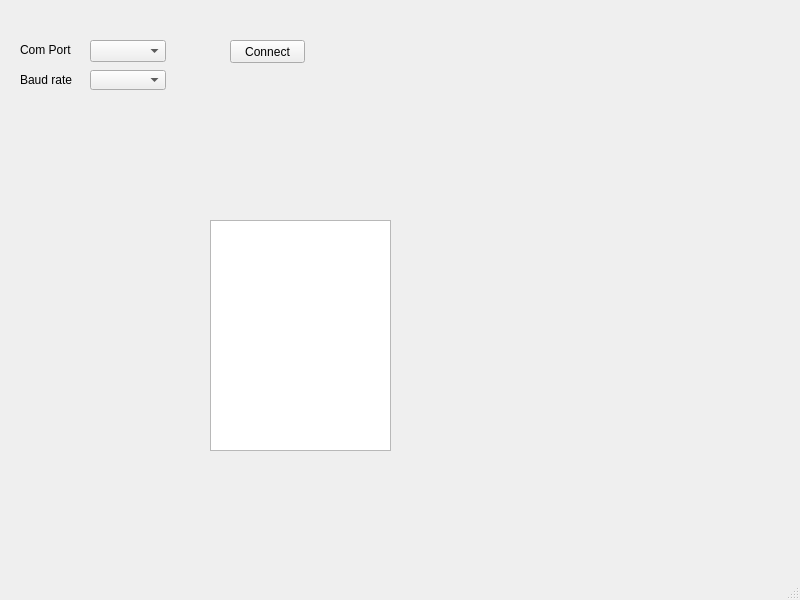
This is Source/mainwindow.ui in xodlr2/QtMonitor as Qt 5 draws it before an edit. The edited form follows.
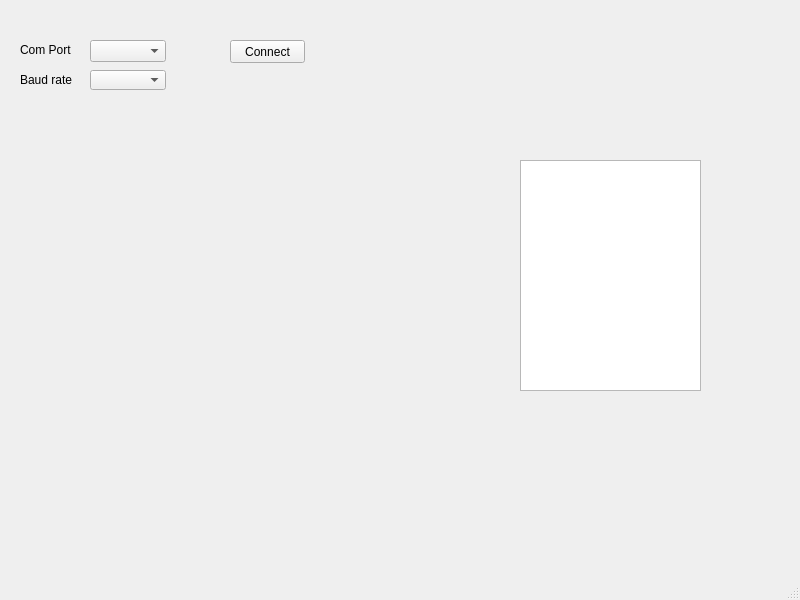
This is the edited form.

Commit message: add console and print console

```diff
--- a/Source/mainwindow.ui
+++ b/Source/mainwindow.ui
@@ -76,13 +76,23 @@
    <widget class="QPlainTextEdit" name="plainTextEdit">
     <property name="geometry">
      <rect>
-      <x>210</x>
-      <y>220</y>
+      <x>520</x>
+      <y>160</y>
       <width>181</width>
       <height>231</height>
      </rect>
     </property>
    </widget>
+   <widget class="QWidget" name="consoleWidget" native="true">
+    <property name="geometry">
+     <rect>
+      <x>10</x>
+      <y>120</y>
+      <width>381</width>
+      <height>500</height>
+     </rect>
+    </property>
+   </widget>
   </widget>
   <widget class="QMenuBar" name="menubar">
    <property name="geometry">
```
The commit also changes 7 other files.
